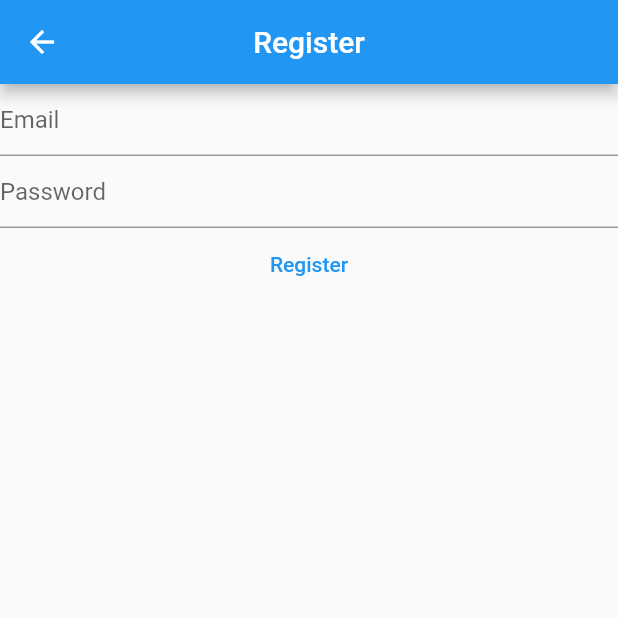
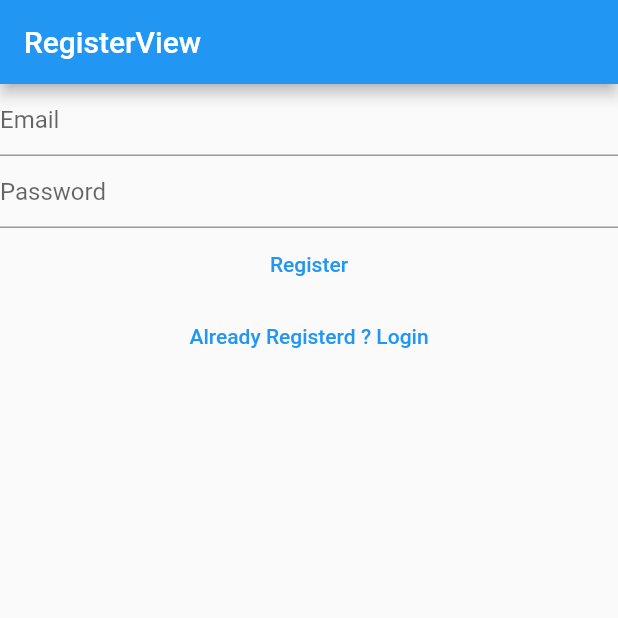
Before and after one commit to lokeshny/Flutter_complete_learning_app, a Flutter app: the RegisterPage screen opened directly, on a phone screen of 412 x 824 dp, the top half of it. Run offline on Flutter 3.47's test engine with Material 2 defaults, Android fonts, the phone set to English and light mode, and no system bars; our stand-ins replace firebase_auth, firebase_core; accounts and stored records are empty.

Commit message:
Added:separrated files

```diff
--- a/lib/main.dart
+++ b/lib/main.dart
@@ -1,5 +1,6 @@
 import 'package:firebase_core/firebase_core.dart';
 import 'package:flutter/material.dart';
+import 'package:mynote_app/register_screen.dart';
 
 import 'home_screen.dart';
 import 'login_page.dart';
@@ -13,5 +14,9 @@ void main() {
       primarySwatch: Colors.blue,
     ),
     home:  HomePage(),
+    routes: {
+      '/login/':(context) => const LoginPage(),
+      '/register/':(context) => const RegisterPage(),
+    },
   ));
 }
--- a/lib/register_screen.dart
+++ b/lib/register_screen.dart
@@ -35,17 +35,9 @@ class _RegisterPageState extends State<RegisterPage> {
   Widget build(BuildContext context) {
     return Scaffold(
       appBar: AppBar(
-        title: const Text('Register'),
-        centerTitle: true,
+        title: Text('RegisterView'),
       ),
-      body: FutureBuilder(
-          future: Firebase.initializeApp(
-            options: DefaultFirebaseOptions.currentPlatform,
-          ),
-          builder: (context, snapshot) {
-            switch (snapshot.connectionState) {
-              case ConnectionState.done:
-                return Column(
+      body: Column(
         children: [
           TextField(
             controller: _email,
@@ -67,21 +59,26 @@ class _RegisterPageState extends State<RegisterPage> {
                   final userCred = await FirebaseAuth.instance
                       .createUserWithEmailAndPassword(
                       email: email, password: password);
-                          } on FirebaseAuthException catch (e) {
+                } on FirebaseAuthException catch(e){
                   print(e.code);
-                            if (e.code == 'weak-password') {
+                  if(e.code == 'weak-password'){
                     print('password is weak');
-                            } else if (e.code == 'email-already-in-use') {
-                              print('Email already exist');
+                  } else if(e.code == 'email-already-in-use'){
+                    print('Wrong password');
                   }
+
                 }
               },
               child: Text('Register')),
+          TextButton(
+
+               onPressed:() => Navigator.of(context).pushNamedAndRemoveUntil('/login/', (route) => false),
+
+              child: Text('Already Registerd ? Login')),
+
+
         ],
-                );
-            }
-            return Text('Loading');
-          }),
+      ),
     );
   }
 }
```
Also changed, not shown: lib/home_screen.dart (+19 -15 lines), lib/login_page.dart (+6 -17 lines), lib/verify_email.dart (added, +32 -0 lines), 1 other file. Lines whose indentation alone changed are shown as unchanged.
